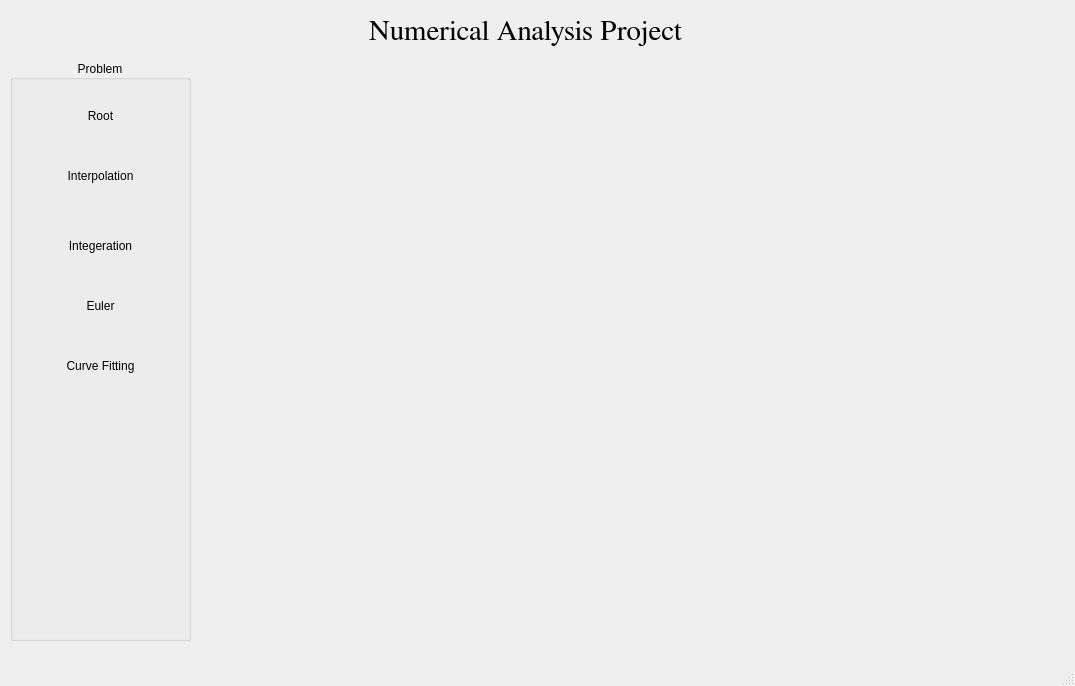
This is mainwindow.ui in ZiadMD/Numerical-Analysis-project as Qt 5 draws it before an edit. The edited form follows.
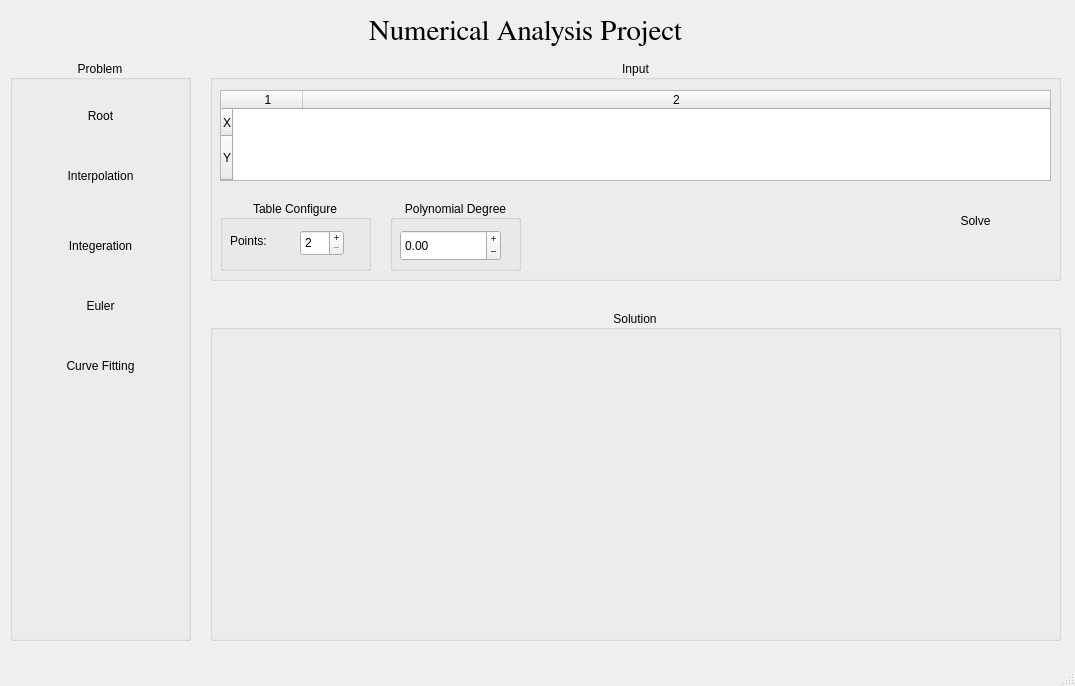
This is the edited form. The open tabs and pages were chosen to show the change. Icons and pictures are not drawn.

Commit message: Added docs to Root

```diff
--- a/mainwindow.ui
+++ b/mainwindow.ui
@@ -1343,7 +1343,200 @@
       </widget>
      </widget>
     </widget>
-    <widget class="QWidget" name="CurveFittingPage"/>
+    <widget class="QWidget" name="CurveFittingPage">
+     <widget class="QGroupBox" name="groupBox_17">
+      <property name="geometry">
+       <rect>
+        <x>10</x>
+        <y>10</y>
+        <width>851</width>
+        <height>221</height>
+       </rect>
+      </property>
+      <property name="title">
+       <string>Input</string>
+      </property>
+      <property name="alignment">
+       <set>Qt::AlignmentFlag::AlignCenter</set>
+      </property>
+      <widget class="QGroupBox" name="TableConfGroup_2">
+       <property name="geometry">
+        <rect>
+         <x>10</x>
+         <y>140</y>
+         <width>151</width>
+         <height>71</height>
+        </rect>
+       </property>
+       <property name="title">
+        <string>Table Configure</string>
+       </property>
+       <property name="alignment">
+        <set>Qt::AlignmentFlag::AlignCenter</set>
+       </property>
+       <widget class="QLabel" name="label_5">
+        <property name="geometry">
+         <rect>
+          <x>10</x>
+          <y>20</y>
+          <width>131</width>
+          <height>41</height>
+         </rect>
+        </property>
+        <property name="text">
+         <string>Points:</string>
+        </property>
+       </widget>
+       <widget class="QSpinBox" name="CurveTablePoints">
+        <property name="geometry">
+         <rect>
+          <x>80</x>
+          <y>30</y>
+          <width>44</width>
+          <height>26</height>
+         </rect>
+        </property>
+        <property name="buttonSymbols">
+         <enum>QAbstractSpinBox::ButtonSymbols::PlusMinus</enum>
+        </property>
+        <property name="minimum">
+         <number>2</number>
+        </property>
+       </widget>
+      </widget>
+      <widget class="QPushButton" name="InterpolationSolveButton_2">
+       <property name="geometry">
+        <rect>
+         <x>690</x>
+         <y>130</y>
+         <width>151</width>
+         <height>61</height>
+        </rect>
+       </property>
+       <property name="cursor">
+        <cursorShape>PointingHandCursor</cursorShape>
+       </property>
+       <property name="text">
+        <string>Solve</string>
+       </property>
+       <property name="flat">
+        <bool>true</bool>
+       </property>
+      </widget>
+      <widget class="QTableWidget" name="InterpolationTable_2">
+       <property name="geometry">
+        <rect>
+         <x>10</x>
+         <y>30</y>
+         <width>831</width>
+         <height>91</height>
+        </rect>
+       </property>
+       <property name="verticalScrollBarPolicy">
+        <enum>Qt::ScrollBarPolicy::ScrollBarAsNeeded</enum>
+       </property>
+       <property name="gridStyle">
+        <enum>Qt::PenStyle::NoPen</enum>
+       </property>
+       <property name="sortingEnabled">
+        <bool>false</bool>
+       </property>
+       <property name="rowCount">
+        <number>2</number>
+       </property>
+       <property name="columnCount">
+        <number>2</number>
+       </property>
+       <attribute name="horizontalHeaderVisible">
+        <bool>true</bool>
+       </attribute>
+       <attribute name="horizontalHeaderMinimumSectionSize">
+        <number>57</number>
+       </attribute>
+       <attribute name="horizontalHeaderDefaultSectionSize">
+        <number>70</number>
+       </attribute>
+       <attribute name="horizontalHeaderHighlightSections">
+        <bool>true</bool>
+       </attribute>
+       <attribute name="horizontalHeaderStretchLastSection">
+        <bool>true</bool>
+       </attribute>
+       <attribute name="verticalHeaderCascadingSectionResizes">
+        <bool>true</bool>
+       </attribute>
+       <attribute name="verticalHeaderMinimumSectionSize">
+        <number>10</number>
+       </attribute>
+       <attribute name="verticalHeaderDefaultSectionSize">
+        <number>27</number>
+       </attribute>
+       <attribute name="verticalHeaderStretchLastSection">
+        <bool>true</bool>
+       </attribute>
+       <row>
+        <property name="text">
+         <string>X</string>
+        </property>
+       </row>
+       <row>
+        <property name="text">
+         <string>Y</string>
+        </property>
+       </row>
+       <column/>
+       <column/>
+      </widget>
+      <widget class="QGroupBox" name="groupBox_19">
+       <property name="geometry">
+        <rect>
+         <x>180</x>
+         <y>140</y>
+         <width>131</width>
+         <height>71</height>
+        </rect>
+       </property>
+       <property name="title">
+        <string>Polynomial Degree</string>
+       </property>
+       <property name="alignment">
+        <set>Qt::AlignmentFlag::AlignCenter</set>
+       </property>
+       <widget class="QDoubleSpinBox" name="PolyDegree">
+        <property name="geometry">
+         <rect>
+          <x>10</x>
+          <y>30</y>
+          <width>101</width>
+          <height>31</height>
+         </rect>
+        </property>
+        <property name="buttonSymbols">
+         <enum>QAbstractSpinBox::ButtonSymbols::PlusMinus</enum>
+        </property>
+        <property name="minimum">
+         <double>-1.000000000000000</double>
+        </property>
+       </widget>
+      </widget>
+     </widget>
+     <widget class="QGroupBox" name="groupBox_18">
+      <property name="geometry">
+       <rect>
+        <x>10</x>
+        <y>260</y>
+        <width>851</width>
+        <height>331</height>
+       </rect>
+      </property>
+      <property name="title">
+       <string>Solution</string>
+      </property>
+      <property name="alignment">
+       <set>Qt::AlignmentFlag::AlignCenter</set>
+      </property>
+     </widget>
+    </widget>
     <widget class="QWidget" name="page"/>
    </widget>
    <widget class="QLabel" name="label_6">
```
Left out of the diff: 9 changed lines with no effect on the pictures. The commit also changes 2 other files.
